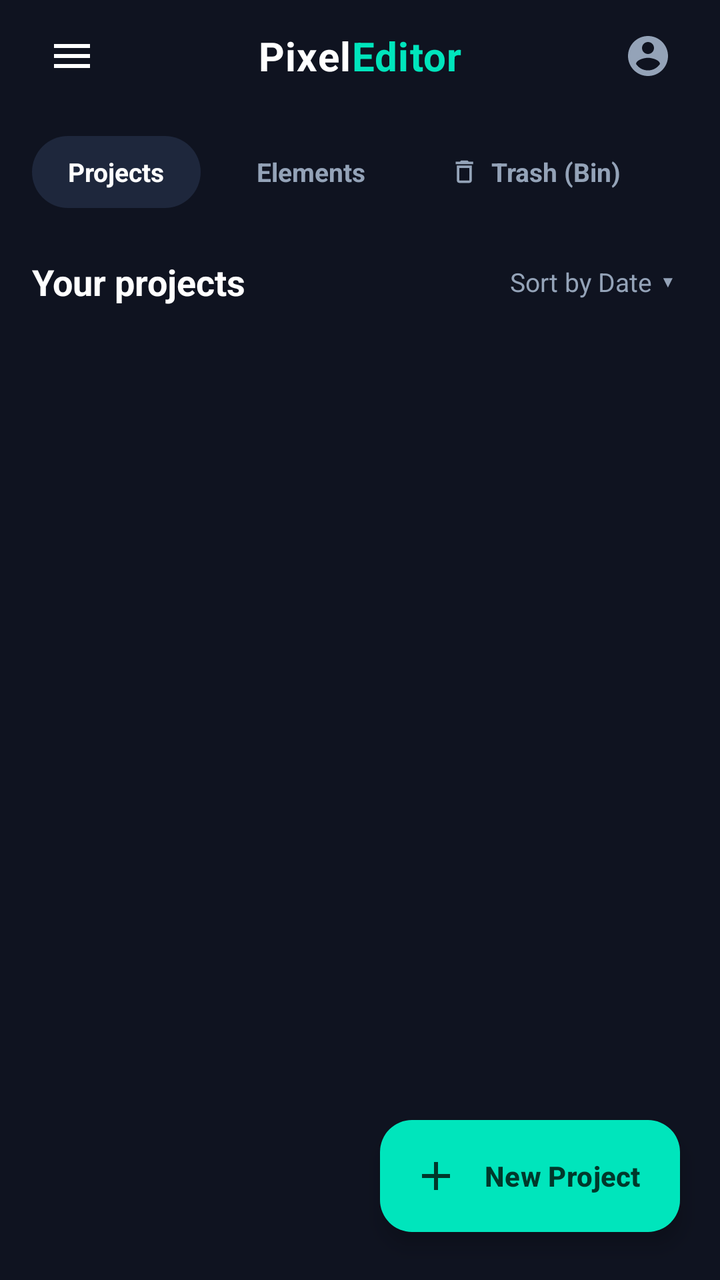
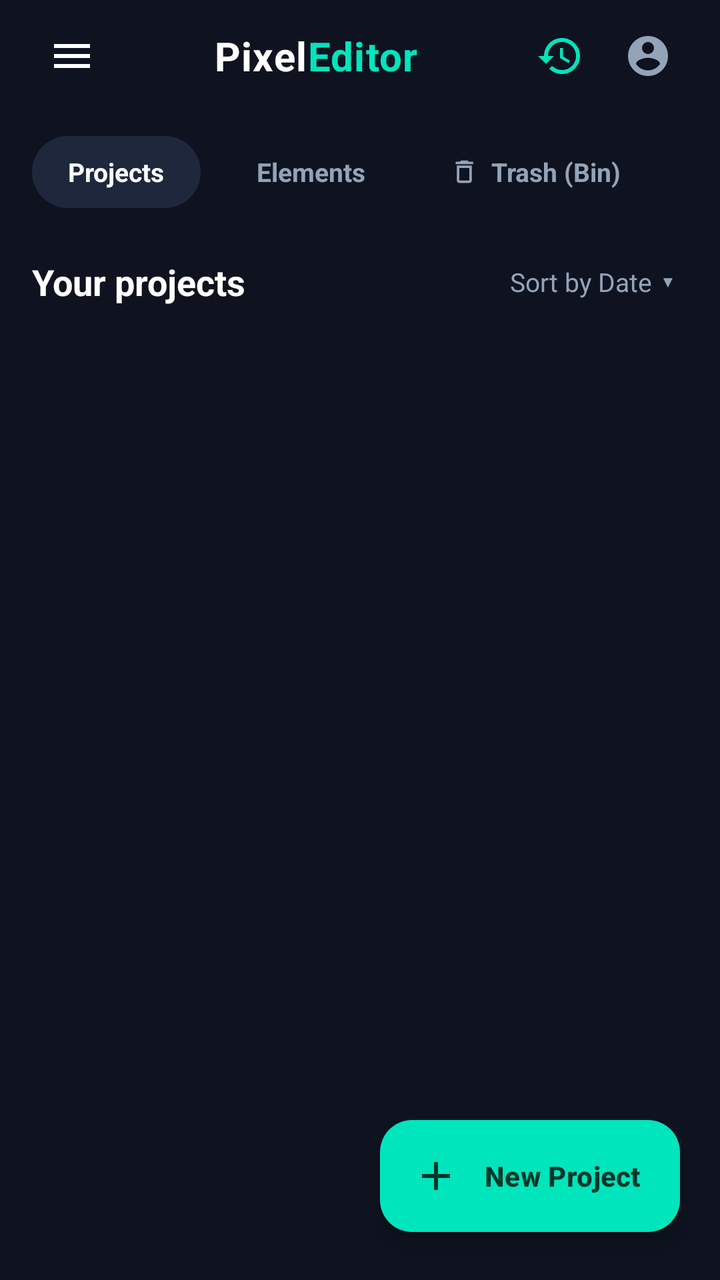

An Android layout rendered at two revisions. The XML below is the earlier revision; the diff shows what the commit changed to produce the second picture.
<!-- AndroidManifest.xml: activity theme Theme.PixelEditor -->
<!-- res/layout/activity_home.xml -->
<?xml version="1.0" encoding="utf-8"?>
<androidx.coordinatorlayout.widget.CoordinatorLayout
    xmlns:android="http://schemas.android.com/apk/res/android"
    xmlns:app="http://schemas.android.com/apk/res-auto"
    xmlns:tools="http://schemas.android.com/tools"
    android:id="@+id/homeCoordinator"
    android:layout_width="match_parent"
    android:layout_height="match_parent"
    android:background="@color/pe_bg_canvas_workspace">

    <LinearLayout
        android:layout_width="match_parent"
        android:layout_height="match_parent"
        android:orientation="vertical">

        
        <LinearLayout
            android:id="@+id/homeTopBar"
            android:layout_width="match_parent"
            android:layout_height="56dp"
            android:gravity="center_vertical"
            android:orientation="horizontal"
            android:paddingStart="16dp"
            android:paddingEnd="16dp">

            <ImageButton
                android:id="@+id/btnHomeMenu"
                android:layout_width="40dp"
                android:layout_height="40dp"
                android:background="?attr/selectableItemBackgroundBorderless"
                android:src="@drawable/ic_pe_menu"
                app:tint="@color/pe_text_primary" />

            
            <LinearLayout
                android:layout_width="0dp"
                android:layout_height="wrap_content"
                android:layout_weight="1"
                android:gravity="center"
                android:orientation="horizontal">

                <TextView
                    android:layout_width="wrap_content"
                    android:layout_height="wrap_content"
                    android:letterSpacing="0.02"
                    android:text="Pixel"
                    android:textColor="@color/pe_text_primary"
                    android:textSize="20sp"
                    android:textStyle="bold" />

                <TextView
                    android:layout_width="wrap_content"
                    android:layout_height="wrap_content"
                    android:letterSpacing="0.02"
                    android:text="Editor"
                    android:textColor="@color/pe_accent_mint"
                    android:textSize="20sp"
                    android:textStyle="bold" />
            </LinearLayout>

            <ImageButton
                android:id="@+id/btnHomeProfile"
                android:layout_width="40dp"
                android:layout_height="40dp"
                android:background="?attr/selectableItemBackgroundBorderless"
                android:src="@drawable/ic_pe_profile"
                app:tint="@color/pe_text_secondary" />
        </LinearLayout>

        
        <LinearLayout
            android:layout_width="match_parent"
            android:layout_height="44dp"
            android:layout_marginStart="16dp"
            android:layout_marginEnd="16dp"
            android:layout_marginTop="8dp"
            android:gravity="center_vertical"
            android:orientation="horizontal">

            
            <TextView
                android:id="@+id/tabHomeProjects"
                android:layout_width="wrap_content"
                android:layout_height="36dp"
                android:background="@drawable/bg_pill_accent"
                android:backgroundTint="@color/pe_surface_panel_elevated"
                android:gravity="center"
                android:paddingStart="18dp"
                android:paddingEnd="18dp"
                android:text="Projects"
                android:textColor="@color/pe_text_primary"
                android:textSize="13sp"
                android:textStyle="bold" />

            
            <TextView
                android:id="@+id/tabHomeElements"
                android:layout_width="wrap_content"
                android:layout_height="36dp"
                android:layout_marginStart="10dp"
                android:background="@drawable/bg_pill_accent"
                android:backgroundTint="#00000000"
                android:gravity="center"
                android:paddingStart="18dp"
                android:paddingEnd="18dp"
                android:text="Elements"
                android:textColor="@color/pe_text_secondary"
                android:textSize="13sp"
                android:textStyle="bold" />

            
            <LinearLayout
                android:id="@+id/tabHomeTrash"
                android:layout_width="wrap_content"
                android:layout_height="36dp"
                android:layout_marginStart="10dp"
                android:background="@drawable/bg_pill_accent"
                android:backgroundTint="#00000000"
                android:gravity="center_vertical"
                android:orientation="horizontal"
                android:paddingStart="14dp"
                android:paddingEnd="14dp">

                <ImageView
                    android:layout_width="15dp"
                    android:layout_height="15dp"
                    android:src="@drawable/ic_pe_trash"
                    app:tint="@color/pe_text_secondary" />

                <TextView
                    android:id="@+id/tvTrashTabTitle"
                    android:layout_width="wrap_content"
                    android:layout_height="wrap_content"
                    android:layout_marginStart="6dp"
                    android:text="Trash (Bin)"
                    android:textColor="@color/pe_text_secondary"
                    android:textSize="13sp"
                    android:textStyle="bold" />
            </LinearLayout>
        </LinearLayout>

        
        <LinearLayout
            android:layout_width="match_parent"
            android:layout_height="wrap_content"
            android:layout_marginStart="16dp"
            android:layout_marginEnd="16dp"
            android:layout_marginTop="18dp"
            android:layout_marginBottom="8dp"
            android:gravity="center_vertical"
            android:orientation="horizontal">

            <TextView
                android:id="@+id/tvProjectsSectionTitle"
                android:layout_width="0dp"
                android:layout_height="wrap_content"
                android:layout_weight="1"
                android:text="Your projects"
                android:textColor="@color/pe_text_primary"
                android:textSize="18sp"
                android:textStyle="bold" />

            <LinearLayout
                android:id="@+id/layoutSortBy"
                android:layout_width="wrap_content"
                android:layout_height="wrap_content"
                android:gravity="center_vertical"
                android:orientation="horizontal"
                android:padding="6dp">

                <TextView
                    android:id="@+id/tvCurrentSort"
                    android:layout_width="wrap_content"
                    android:layout_height="wrap_content"
                    android:text="Sort by Date"
                    android:textColor="@color/pe_text_secondary"
                    android:textSize="13sp" />

                <TextView
                    android:layout_width="wrap_content"
                    android:layout_height="wrap_content"
                    android:layout_marginStart="4dp"
                    android:text="▼"
                    android:textColor="@color/pe_text_secondary"
                    android:textSize="8sp" />
            </LinearLayout>
        </LinearLayout>

        
        <FrameLayout
            android:layout_width="match_parent"
            android:layout_height="0dp"
            android:layout_weight="1">

            <androidx.recyclerview.widget.RecyclerView
                android:id="@+id/rvProjects"
                android:layout_width="match_parent"
                android:layout_height="match_parent"
                android:clipToPadding="false"
                android:paddingBottom="84dp" />

            
            <LinearLayout
                android:id="@+id/layoutEmptyState"
                android:layout_width="match_parent"
                android:layout_height="match_parent"
                android:gravity="center"
                android:orientation="vertical"
                android:padding="32dp"
                android:visibility="gone">

                <ImageView
                    android:id="@+id/ivEmptyIcon"
                    android:layout_width="64dp"
                    android:layout_height="64dp"
                    android:src="@drawable/ic_pe_element"
                    app:tint="@color/pe_text_tertiary" />

                <TextView
                    android:id="@+id/tvEmptyTitle"
                    android:layout_width="wrap_content"
                    android:layout_height="wrap_content"
                    android:layout_marginTop="16dp"
                    android:text="No Projects Yet"
                    android:textColor="@color/pe_text_primary"
                    android:textSize="16sp"
                    android:textStyle="bold" />

                <TextView
                    android:id="@+id/tvEmptyDesc"
                    android:layout_width="wrap_content"
                    android:layout_height="wrap_content"
                    android:layout_marginTop="6dp"
                    android:gravity="center"
                    android:text="Tap the + button below to create your first design project."
                    android:textColor="@color/pe_text_secondary"
                    android:textSize="13sp" />
            </LinearLayout>
        </FrameLayout>
    </LinearLayout>

    
    <com.google.android.material.floatingactionbutton.ExtendedFloatingActionButton
        android:id="@+id/fabCreateProject"
        android:layout_width="wrap_content"
        android:layout_height="wrap_content"
        android:layout_gravity="bottom|end"
        android:layout_marginEnd="20dp"
        android:layout_marginBottom="24dp"
        android:text="New Project"
        android:textColor="#00382B"
        android:textStyle="bold"
        app:backgroundTint="@color/pe_accent_mint"
        app:elevation="6dp"
        app:icon="@drawable/ic_pe_add"
        app:iconTint="#00382B" />

</androidx.coordinatorlayout.widget.CoordinatorLayout>
<!-- resources referenced by this layout -->
<resources>
  <color name="pe_accent_mint">#00E5BC</color>
  <color name="pe_bg_canvas_workspace">#0F1320</color>
  <color name="pe_surface_panel_elevated">#1E273C</color>
  <color name="pe_text_primary">#FFFFFF</color>
  <color name="pe_text_secondary">#94A3B8</color>
  <color name="pe_text_tertiary">#64748B</color>
  <!-- drawable bg_pill_accent (drawable) -->
  <?xml version="1.0" encoding="utf-8"?>
  <shape xmlns:android="http://schemas.android.com/apk/res/android"
      android:shape="rectangle">
      <solid android:color="@color/pe_accent_mint"/>
      <corners android:radius="999dp"/>
  </shape>
  <!-- drawable ic_pe_add (drawable) -->
  <vector xmlns:android="http://schemas.android.com/apk/res/android"
      android:width="24dp"
      android:height="24dp"
      android:viewportWidth="24"
      android:viewportHeight="24">
      <path
          android:fillColor="@color/pe_accent_mint"
          android:pathData="M19,13h-6v6h-2v-6H5v-2h6V5h2v6h6v2z"/>
  </vector>
  <!-- drawable ic_pe_element (drawable) -->
  <vector xmlns:android="http://schemas.android.com/apk/res/android"
      android:width="24dp"
      android:height="24dp"
      android:viewportWidth="24"
      android:viewportHeight="24">
      <path
          android:fillColor="@color/pe_text_primary"
          android:pathData="M12,2l-5.5,9h11zM17.5,13c-2.49,0 -4.5,2.01 -4.5,4.5s2.01,4.5 4.5,4.5 4.5,-2.01 4.5,-4.5 -2.01,-4.5 -4.5,-4.5zM3,21.5h8v-8H3v8z"/>
  </vector>
  <!-- drawable ic_pe_menu (drawable) -->
  <vector xmlns:android="http://schemas.android.com/apk/res/android"
      android:width="24dp"
      android:height="24dp"
      android:viewportWidth="24"
      android:viewportHeight="24">
      <path
          android:fillColor="#FFFFFFFF"
          android:pathData="M3,18h18v-2H3v2zm0,-5h18v-2H3v2zm0,-7v2h18V6H3z"/>
  </vector>
  <!-- drawable ic_pe_profile (drawable) -->
  <vector xmlns:android="http://schemas.android.com/apk/res/android"
      android:width="24dp"
      android:height="24dp"
      android:viewportWidth="24"
      android:viewportHeight="24">
      <path
          android:fillColor="#FFFFFFFF"
          android:pathData="M12,2C6.48,2 2,6.48 2,12s4.48,10 10,10 10,-4.48 10,-10S17.52,2 12,2zm0,3c1.66,0 3,1.34 3,3s-1.34,3 -3,3 -3,-1.34 -3,-3 1.34,-3 3,-3zm0,14.2c-2.5,0 -4.71,-1.28 -6,-3.22 0.03,-1.99 4,-3.08 6,-3.08 1.99,0 5.97,1.09 6,3.08 -1.29,1.94 -3.5,3.22 -6,3.22z"/>
  </vector>
  <!-- drawable ic_pe_trash (drawable) -->
  <vector xmlns:android="http://schemas.android.com/apk/res/android"
      android:width="24dp"
      android:height="24dp"
      android:viewportWidth="24"
      android:viewportHeight="24">
      <path
          android:fillColor="#FFFFFFFF"
          android:pathData="M16,9v10H8V9h8m-1.5,-6h-5l-1,1H5v2h14V4h-3.5l-1,-1zM18,7H6v12c0,1.1 0.9,2 2,2h8c1.1,0 2,-0.9 2,-2V7z"/>
  </vector>
  <color name="pe_m3_on_primary">#00382B</color>
  <color name="pe_m3_primary_container">#00513F</color>
  <color name="pe_m3_on_primary_container">#73FCD4</color>
  <color name="pe_accent_cyan">#00D2FF</color>
  <color name="pe_accent_purple">#7F5AF0</color>
  <color name="pe_surface_panel">#161D2D</color>
  <color name="pe_border">#2C3852</color>
  <!-- unchanged entries left out for length: 1 -->
</resources>

<!-- the commit's change to res/layout/activity_home.xml (unified diff, before → after) -->
@@ -57,6 +57,15 @@
                     android:textSize="20sp"
                     android:textStyle="bold" />
             </LinearLayout>
+
+            <ImageButton
+                android:id="@+id/btnHomeRestore"
+                android:layout_width="40dp"
+                android:layout_height="40dp"
+                android:layout_marginEnd="4dp"
+                android:background="?attr/selectableItemBackgroundBorderless"
+                android:src="@drawable/ic_pe_restore"
+                app:tint="@color/pe_accent_mint" />
 
             <ImageButton
                 android:id="@+id/btnHomeProfile"
<!-- resource entries referenced after the edit -->
@@ -53,6 +53,16 @@
           android:fillColor="#FFFFFFFF"
           android:pathData="M12,2C6.48,2 2,6.48 2,12s4.48,10 10,10 10,-4.48 10,-10S17.52,2 12,2zm0,3c1.66,0 3,1.34 3,3s-1.34,3 -3,3 -3,-1.34 -3,-3 1.34,-3 3,-3zm0,14.2c-2.5,0 -4.71,-1.28 -6,-3.22 0.03,-1.99 4,-3.08 6,-3.08 1.99,0 5.97,1.09 6,3.08 -1.29,1.94 -3.5,3.22 -6,3.22z"/>
   </vector>
+  <!-- drawable ic_pe_restore (drawable) -->
+  <vector xmlns:android="http://schemas.android.com/apk/res/android"
+      android:width="24dp"
+      android:height="24dp"
+      android:viewportWidth="24"
+      android:viewportHeight="24">
+      <path
+          android:fillColor="#FFFFFFFF"
+          android:pathData="M13,3c-4.97,0 -9,4.03 -9,9H1l3.89,3.89 0.07,0.14L9,12H6c0,-3.87 3.13,-7 7,-7s7,3.13 7,7 -3.13,7 -7,7c-1.93,0 -3.68,-0.79 -4.94,-2.06l-1.42,1.42C8.27,19.99 10.51,21 13,21c4.97,0 9,-4.03 9,-9s-4.03,-9 -9,-9zm-1,5v5l4.28,2.54 0.72,-1.21 -3.5,-2.08V8H12z"/>
+  </vector>
   <!-- drawable ic_pe_trash (drawable) -->
   <vector xmlns:android="http://schemas.android.com/apk/res/android"
       android:width="24dp"
